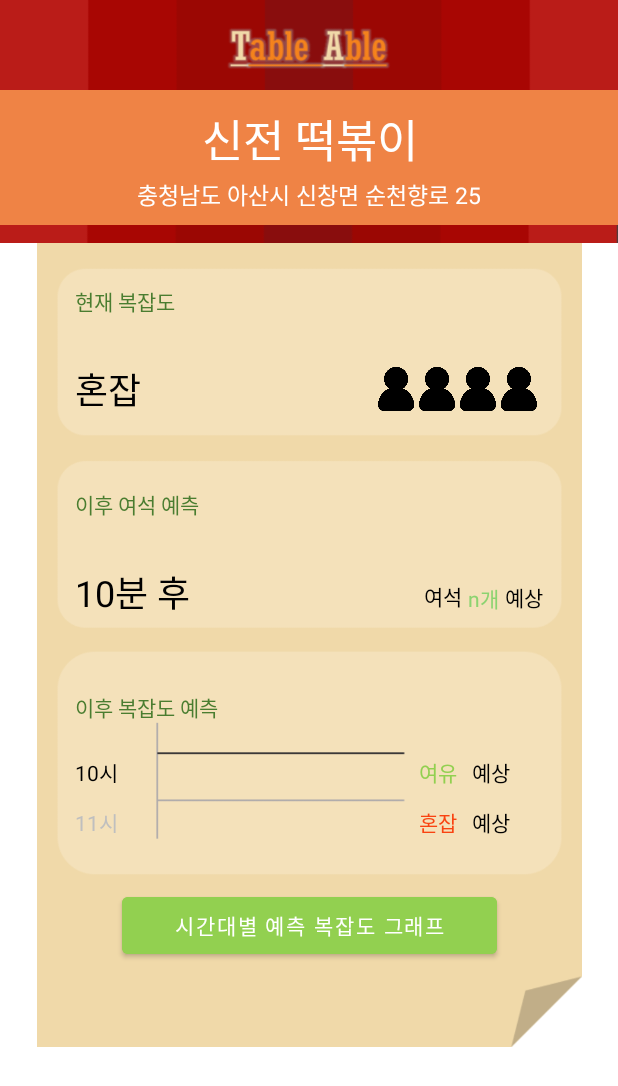
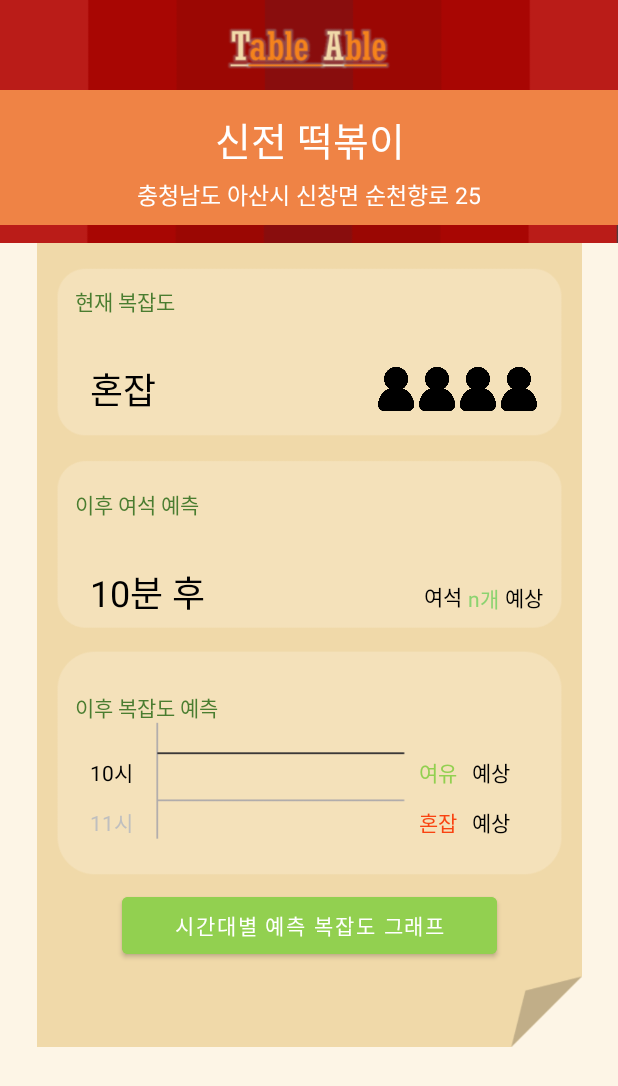
Before and after one commit to 210-reverof/TableAble, an Android app: the ShopActivity screen opened directly, with no data from a screen before it, on a phone screen of 412 x 824 dp. Shown: the top 1086 px of the screen. Run offline under Robolectric (Android 15) with nearby library versions, the phone set to English and light mode, and no system bars; 6 statements that could not run were skipped.

Commit message:
modify some details

```diff
--- a/TableAble/app/src/main/res/layout/activity_shop.xml
+++ b/TableAble/app/src/main/res/layout/activity_shop.xml
@@ -3,7 +3,8 @@
     xmlns:app="http://schemas.android.com/apk/res-auto"
     xmlns:tools="http://schemas.android.com/tools"
     android:layout_width="match_parent"
-    android:layout_height="match_parent">
+    android:layout_height="match_parent"
+    android:background="#fffdf5e6">
 
     <ImageView
         android:id="@+id/title"
@@ -53,7 +54,7 @@
         android:gravity="center"
         android:text="신전 떡볶이"
         android:textColor="#ffffff"
-        android:textSize="30dp"
+        android:textSize="26sp"
         app:layout_constraintEnd_toEndOf="@+id/shop_information"
         app:layout_constraintHorizontal_bias="0.545"
         app:layout_constraintStart_toStartOf="@+id/shop_information"
@@ -87,7 +88,7 @@
         android:id="@+id/now_density"
         android:layout_width="wrap_content"
         android:layout_height="wrap_content"
-        android:layout_marginStart="50dp"
+        android:layout_marginStart="60dp"
         android:layout_marginTop="30dp"
         android:text="여유"
         android:textColor="@color/black"
@@ -120,7 +121,7 @@
         android:id="@+id/text2_2"
         android:layout_width="wrap_content"
         android:layout_height="wrap_content"
-        android:layout_marginStart="50dp"
+        android:layout_marginStart="60dp"
         android:layout_marginTop="30dp"
         android:text="10분 후"
         android:textColor="@color/black"
@@ -176,7 +177,7 @@
         android:id="@+id/text3_2"
         android:layout_width="wrap_content"
         android:layout_height="wrap_content"
-        android:layout_marginStart="50dp"
+        android:layout_marginStart="60dp"
         android:layout_marginTop="22dp"
         android:text="10시"
         android:textColor="@color/black"
@@ -187,7 +188,7 @@
         android:id="@+id/text3_3"
         android:layout_width="wrap_content"
         android:layout_height="wrap_content"
-        android:layout_marginStart="50dp"
+        android:layout_marginStart="60dp"
         android:layout_marginTop="12dp"
         android:text="11시"
         android:textColor="#BFBFBF"
--- a/TableAble/app/src/main/res/values/themes.xml
+++ b/TableAble/app/src/main/res/values/themes.xml
@@ -11,6 +11,7 @@
         <item name="colorOnSecondary">@color/black</item>
         <!-- Status bar color. -->
         <item name="android:statusBarColor" tools:targetApi="l">?attr/colorPrimaryVariant</item>
+        <item name="colorPrimaryDark">@color/black</item>  // statusbar color 적용
         <!-- Customize your theme here. -->
     </style>
 </resources>
```
Also changed, not shown: TableAble/app/src/main/java/com/swe/tableable/afterdensity/AfterDensityActivity.java (+4 -3 lines), TableAble/app/src/main/res/layout/activity_shop_graph.xml (+13 -3 lines).
